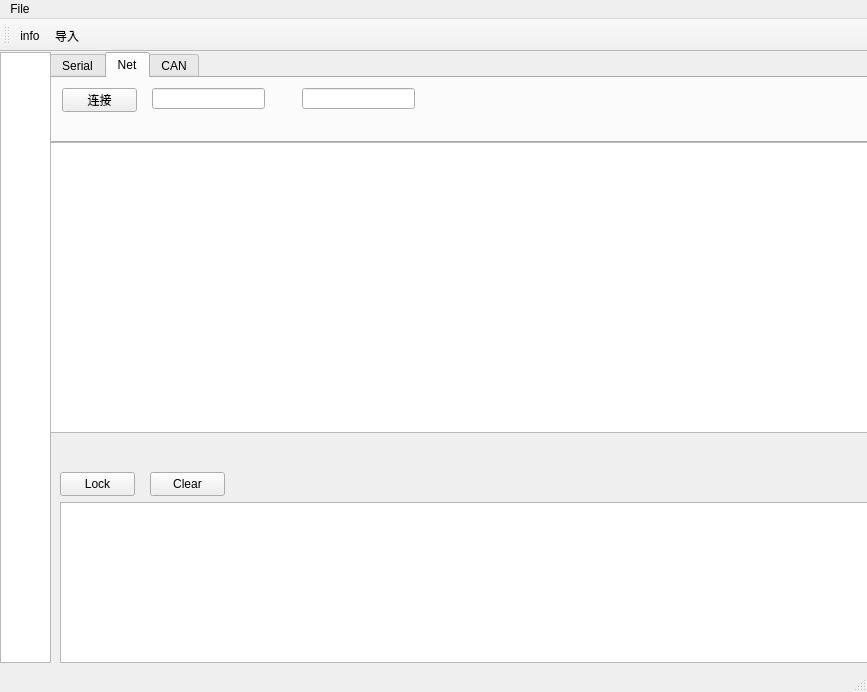
This is mainwindow.ui in BilibiliW/CommonDemo as Qt 5 draws it before an edit. The edited form follows.
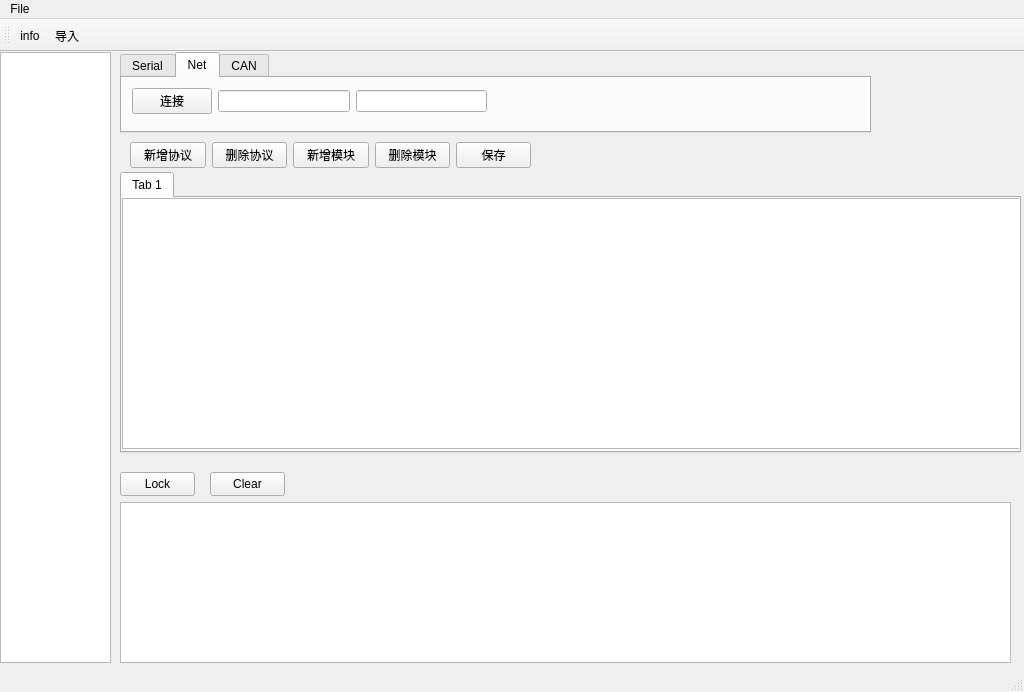
This is the edited form. The open tabs and pages were chosen to show the change. Icons and pictures are not drawn.

The edit to the form file:
```diff
--- a/mainwindow.ui
+++ b/mainwindow.ui
@@ -6,7 +6,7 @@
    <rect>
     <x>0</x>
     <y>0</y>
-    <width>867</width>
+    <width>1024</width>
     <height>692</height>
    </rect>
   </property>
@@ -26,10 +26,10 @@
    <widget class="QTabWidget" name="Communication">
     <property name="geometry">
      <rect>
-      <x>50</x>
+      <x>120</x>
       <y>0</y>
-      <width>821</width>
-      <height>91</height>
+      <width>751</width>
+      <height>81</height>
      </rect>
     </property>
     <property name="autoFillBackground">
@@ -84,38 +84,30 @@
      <attribute name="title">
       <string>Net</string>
      </attribute>
-     <widget class="QPushButton" name="pushButton_NetConnect">
+     <widget class="QWidget" name="">
       <property name="geometry">
        <rect>
         <x>10</x>
         <y>10</y>
-        <width>75</width>
-        <height>24</height>
+        <width>355</width>
+        <height>26</height>
        </rect>
       </property>
-      <property name="text">
-       <string>连接</string>
-      </property>
-     </widget>
-     <widget class="QLineEdit" name="lineEdit_NetIP">
-      <property name="geometry">
-       <rect>
-        <x>100</x>
-        <y>10</y>
-        <width>113</width>
-        <height>21</height>
-       </rect>
-      </property>
-     </widget>
-     <widget class="QLineEdit" name="lineEdit_NetPortNo">
-      <property name="geometry">
-       <rect>
-        <x>250</x>
-        <y>10</y>
-        <width>113</width>
-        <height>21</height>
-       </rect>
-      </property>
+      <layout class="QHBoxLayout" name="horizontalLayout_3">
+       <item>
+        <widget class="QPushButton" name="pushButton_NetConnect">
+         <property name="text">
+          <string>连接</string>
+         </property>
+        </widget>
+       </item>
+       <item>
+        <widget class="QLineEdit" name="lineEdit_NetIP"/>
+       </item>
+       <item>
+        <widget class="QLineEdit" name="lineEdit_NetPortNo"/>
+       </item>
+      </layout>
      </widget>
     </widget>
     <widget class="QWidget" name="tab_3">
@@ -150,9 +142,9 @@
    <widget class="QTextEdit" name="textEdit_RealTimeCommunicateData">
     <property name="geometry">
      <rect>
-      <x>60</x>
+      <x>120</x>
       <y>450</y>
-      <width>811</width>
+      <width>891</width>
       <height>161</height>
      </rect>
     </property>
@@ -162,25 +154,15 @@
      <rect>
       <x>0</x>
       <y>0</y>
-      <width>51</width>
+      <width>111</width>
       <height>611</height>
      </rect>
     </property>
    </widget>
-   <widget class="QTableWidget" name="tableWidget_ProtocolCmd">
-    <property name="geometry">
-     <rect>
-      <x>50</x>
-      <y>90</y>
-      <width>821</width>
-      <height>291</height>
-     </rect>
-    </property>
-   </widget>
    <widget class="QPushButton" name="pushButton_LockRealTimeWindows">
     <property name="geometry">
      <rect>
-      <x>60</x>
+      <x>120</x>
       <y>420</y>
       <width>75</width>
       <height>24</height>
@@ -193,7 +175,7 @@
    <widget class="QPushButton" name="pushButton_CleanRealTimeWindows">
     <property name="geometry">
      <rect>
-      <x>150</x>
+      <x>210</x>
       <y>420</y>
       <width>75</width>
       <height>24</height>
@@ -203,13 +185,88 @@
      <string>Clear</string>
     </property>
    </widget>
+   <widget class="QTabWidget" name="tabWidget">
+    <property name="geometry">
+     <rect>
+      <x>120</x>
+      <y>120</y>
+      <width>901</width>
+      <height>281</height>
+     </rect>
+    </property>
+    <property name="currentIndex">
+     <number>0</number>
+    </property>
+    <widget class="QWidget" name="tab_4">
+     <attribute name="title">
+      <string>Tab 1</string>
+     </attribute>
+     <widget class="QTableWidget" name="tableWidget_ProtocolCmd">
+      <property name="geometry">
+       <rect>
+        <x>0</x>
+        <y>0</y>
+        <width>951</width>
+        <height>251</height>
+       </rect>
+      </property>
+     </widget>
+    </widget>
+   </widget>
+   <widget class="QWidget" name="">
+    <property name="geometry">
+     <rect>
+      <x>130</x>
+      <y>90</y>
+      <width>401</width>
+      <height>26</height>
+     </rect>
+    </property>
+    <layout class="QHBoxLayout" name="horizontalLayout_2">
+     <item>
+      <widget class="QPushButton" name="pushButton_AddCmd">
+       <property name="text">
+        <string>新增协议</string>
+       </property>
+      </widget>
+     </item>
+     <item>
+      <widget class="QPushButton" name="pushButton_DelCmd">
+       <property name="text">
+        <string>删除协议</string>
+       </property>
+      </widget>
+     </item>
+     <item>
+      <widget class="QPushButton" name="pushButton_AddMod">
+       <property name="text">
+        <string>新增模块</string>
+       </property>
+      </widget>
+     </item>
+     <item>
+      <widget class="QPushButton" name="pushButton_DelMod">
+       <property name="text">
+        <string>删除模块</string>
+       </property>
+      </widget>
+     </item>
+     <item>
+      <widget class="QPushButton" name="pushButton_Save">
+       <property name="text">
+        <string>保存</string>
+       </property>
+      </widget>
+     </item>
+    </layout>
+   </widget>
   </widget>
   <widget class="QMenuBar" name="menubar">
    <property name="geometry">
     <rect>
      <x>0</x>
      <y>0</y>
-     <width>867</width>
+     <width>1024</width>
      <height>22</height>
     </rect>
    </property>
```
Left out of the diff: 35 changed lines with no effect on the pictures.
